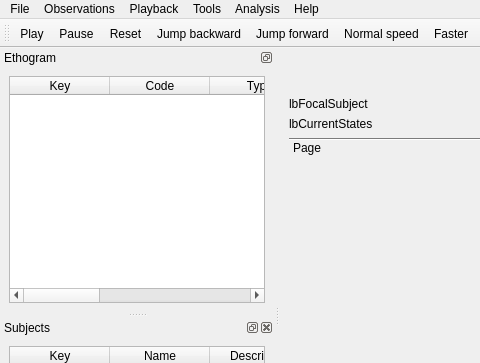
This is boris.ui in olivierfriard/BORIS as Qt 5 draws it before an edit; both pictures show x 0 to 480 and y 0 to 363 of the 1108 by 604 pixel window. The edited form follows.
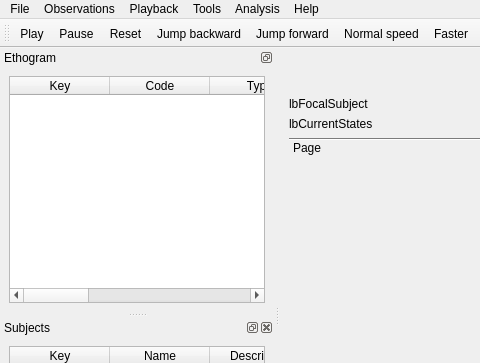
This is the edited form.

Patch:
```diff
--- a/boris.ui
+++ b/boris.ui
@@ -328,6 +328,11 @@
            <string>Description</string>
           </property>
          </column>
+         <column>
+          <property name="text">
+           <string>Category</string>
+          </property>
+         </column>
          <column>
           <property name="text">
            <string>Modifiers</string>
```
Left out of the diff: 8 changed lines with no effect on the pictures.
